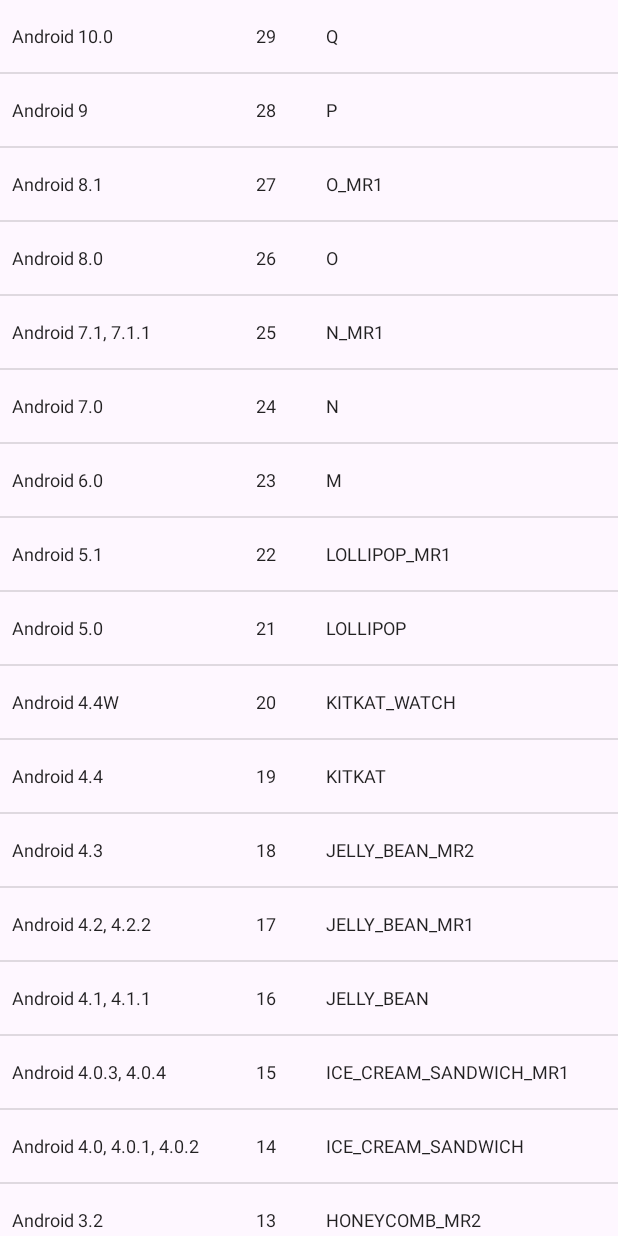
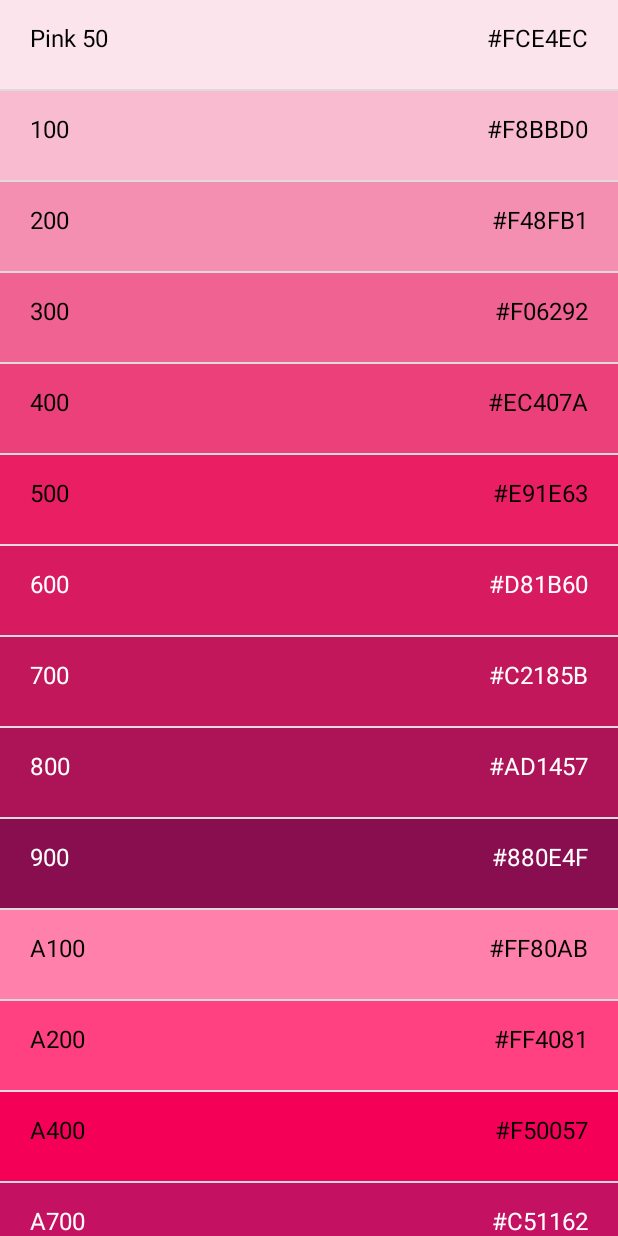
Before and after one commit to Pregum/ListUIPracticeAndroid, an Android app: the screen it shows after launch (MainActivity), on a phone screen of 412 x 824 dp. Run offline under Robolectric (Android 15) with nearby library versions, the phone set to English and light mode, and no system bars.

Commit message:
update: BaseAdapterを使用したリストを実装

```diff
--- /dev/null
+++ b/app/src/main/java/com/example/arrayadapter2/ColorPaletteAdapter.kt
@@ -0,0 +1,82 @@
+package com.example.arrayadapter2
+
+import android.content.Context
+import android.graphics.Color
+import android.view.LayoutInflater
+import android.view.View
+import android.view.ViewGroup
+import android.widget.BaseAdapter
+import android.widget.TextView
+import kotlin.properties.Delegates
+
+class ColorPaletteAdapter(
+    context: Context,
+    layoutId: Int,
+    colorPaletteData: List<Map<String, String>>
+) : BaseAdapter() {
+
+    private var _inflater: LayoutInflater
+    private var _layoutId by Delegates.notNull<Int>()
+    private var _colorPaletteData: List<Map<String, String>>
+
+    init {
+        this._inflater = LayoutInflater.from(context)
+        this._layoutId = layoutId
+        this._colorPaletteData = colorPaletteData
+    }
+
+    override fun getCount(): Int {
+        return _colorPaletteData.size
+    }
+
+    override fun getItem(position: Int): Any {
+        return Any()
+    }
+
+    override fun getItemId(position: Int): Long {
+        return 0
+    }
+
+    /**
+     * AdapterViewで表示するViewを生成するためのメソッド
+     *
+     * @param position // 表示するITEMの位置
+     * @param convertView   // 以前まで表示していたView
+     * @param parent    // getViewで生成されたViewの親となるViewGroup
+     * @return view
+     */
+    override fun getView(position: Int, convertView: View?, parent: ViewGroup?): View {
+
+        /*
+            Viewを再利用できるか判定する
+            nullであればViewを生成する
+            null出なければViewの表示だけ変更して使い回す
+         */
+        val newView: View = convertView ?: _inflater.inflate(_layoutId, null)
+
+        val colorName = newView.findViewById<TextView>(R.id.color)
+        val colorCode = newView.findViewById<TextView>(R.id.color_code)
+        val colorValue = newView.findViewById<TextView>(R.id.color_value)
+
+        val targetPalette = _colorPaletteData[position]
+        val targetPaletteValue = targetPalette["colorValue"]
+        val targetPaletteCode = targetPalette["colorCode"]
+        val targetPaletteColor = targetPalette["textColor"]
+
+        colorName.setBackgroundColor(
+            Color.parseColor(targetPaletteValue)
+        )
+
+        colorCode.apply {
+            this.setText(targetPaletteCode)
+            this.setTextColor(Color.parseColor(targetPaletteColor))
+        }
+
+        colorValue.apply {
+            this.setText(targetPaletteValue)
+            this.setTextColor(Color.parseColor(targetPaletteColor))
+        }
+
+        return newView
+    }
+}
--- /dev/null
+++ b/app/src/main/java/com/example/arrayadapter2/ColorPletteDetail.kt
@@ -0,0 +1,77 @@
+package layout
+
+
+class ColorPaletteDetail {
+
+    companion object {
+        val colorCodes = listOf<String>(
+            "Pink 50",
+            "100",
+            "200",
+            "300",
+            "400",
+            "500",
+            "600",
+            "700",
+            "800",
+            "900",
+            "A100",
+            "A200",
+            "A400",
+            "A700",
+        )
+
+        var colorValue = arrayOf(
+            "#FCE4EC",
+            "#F8BBD0",
+            "#F48FB1",
+            "#F06292",
+            "#EC407A",
+            "#E91E63",
+            "#D81B60",
+            "#C2185B",
+            "#AD1457",
+            "#880E4F",
+            "#FF80AB",
+            "#FF4081",
+            "#F50057",
+            "#C51162"
+        )
+
+        val black = "#FF000000"
+        val white = "#FFFFFFFF"
+
+        val textColor = arrayOf(
+            black,
+            black,
+            black,
+            black,
+            black,
+            black,
+            white,
+            white,
+            white,
+            white,
+            black,
+            black,
+            black,
+            white
+        )
+
+        fun getData(): List<Map<String, String>> {
+            val list: MutableList<Map<String, String>> = ArrayList()
+
+            val min = minOf(colorCodes.count(), colorValue.count(), textColor.count())
+            for (i in 0 until min) {
+//            for (i in colorCodes.indices) {
+                val palette: MutableMap<String, String> = HashMap()
+                palette["colorCode"] = colorCodes[i]
+                palette["colorValue"] = colorValue[i]
+                palette["textColor"] = textColor[i]
+                list.add(palette)
+            }
+
+            return list
+        }
+    }
+}
--- a/app/src/main/java/com/example/arrayadapter2/MainActivity.kt
+++ b/app/src/main/java/com/example/arrayadapter2/MainActivity.kt
@@ -5,23 +5,22 @@
 import android.widget.ArrayAdapter
 import android.widget.ListView
 import android.widget.SimpleAdapter
+import layout.ColorPaletteDetail
 
 class MainActivity : AppCompatActivity() {
     override fun onCreate(savedInstanceState: Bundle?) {
         super.onCreate(savedInstanceState)
         setContentView(R.layout.activity_main)
 
-        val androidVersions = AndroidVersionDetail.getData()
+        val colorPaletteData = ColorPaletteDetail.getData()
 
-        val androidVersionListAdapter = SimpleAdapter(
-            applicationContext,
-            androidVersions,
-            R.layout.android_version,
-            arrayOf<String>("platformVersion", "apiLevel", "versionCode"),
-            intArrayOf(R.id.platform_version, R.id.api_level, R.id.version_code)
+        val colorPaletteAdapter = ColorPaletteAdapter(
+            this,
+            R.layout.color_palette,
+            colorPaletteData
         )
 
-        val listView: ListView = findViewById(R.id.android_version_list)
-        listView.adapter = androidVersionListAdapter
+        val colorPaletteList = findViewById<ListView>(R.id.color_palette_list)
+        colorPaletteList.adapter = colorPaletteAdapter
     }
 }
--- a/app/src/main/res/layout/activity_main.xml
+++ b/app/src/main/res/layout/activity_main.xml
@@ -8,7 +8,7 @@
     tools:context=".MainActivity">
 
     <ListView
-        android:id="@+id/android_version_list"
+        android:id="@+id/color_palette_list"
         android:layout_width="match_parent"
         android:layout_height="match_parent" />
 
--- /dev/null
+++ b/app/src/main/res/layout/color_palette.xml
@@ -0,0 +1,34 @@
+<?xml version="1.0" encoding="utf-8"?>
+<FrameLayout xmlns:android="http://schemas.android.com/apk/res/android"
+    android:layout_width="match_parent"
+    android:layout_height="match_parent">
+
+    <TextView
+        android:id="@+id/color"
+        android:layout_width="match_parent"
+        android:layout_height="wrap_content"
+        android:minHeight="50dp"
+        android:padding="20dp" />
+
+    <TextView
+        android:id="@+id/color_code"
+        android:layout_width="wrap_content"
+        android:layout_height="wrap_content"
+        android:layout_gravity="start"
+        android:layout_marginStart="20dp"
+        android:gravity="center"
+        android:minHeight="50dp"
+        android:textSize="16sp" />
+
+    <TextView
+        android:id="@+id/color_value"
+        android:layout_width="wrap_content"
+        android:layout_height="wrap_content"
+        android:layout_gravity="end"
+        android:layout_marginEnd="20dp"
+        android:gravity="center"
+        android:minHeight="50dp"
+        android:textSize="16sp" />
+
+
+</FrameLayout>
```
